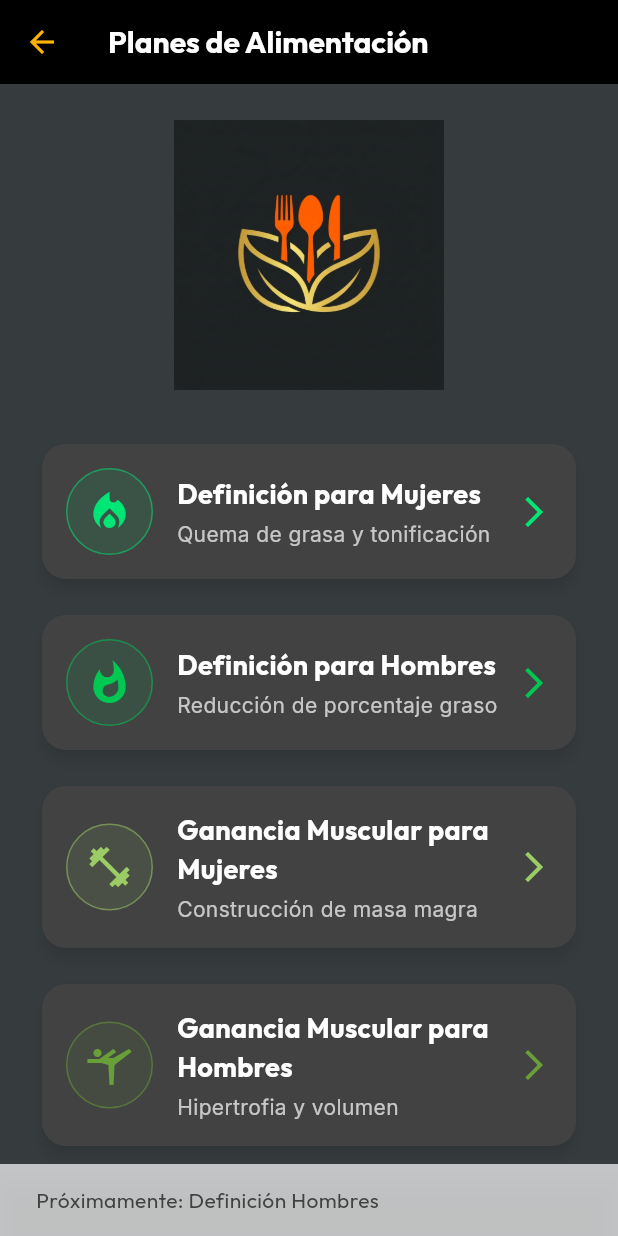
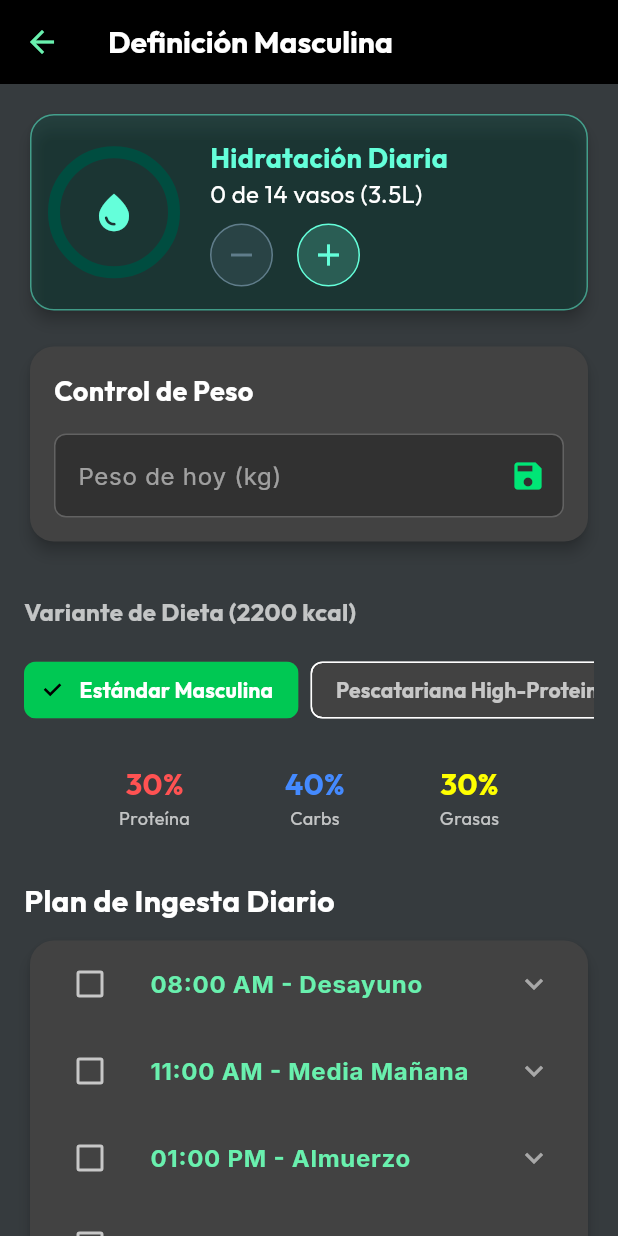
Before and after one commit to GPuebla-1008/PITBULL-GYM, a Flutter app: the DietasRecomendadasPage screen opened directly, after a tap on "Definición para Hombres", on a phone screen of 412 x 824 dp. Run offline on Flutter 3.47's test engine with Material 3 defaults, Android fonts, the phone set to English and light mode, and no system bars; our stand-ins replace cloud_firestore, firebase_auth, firebase_core, google_fonts, shared_preferences, supabase_flutter; missing offline and left inert: dart:js; accounts and stored records are empty.

Commit message:
feat(dietas): implementar modulo de definicion para hombres con persistencia de 14 vasos y hasta 200kg

```diff
--- a/lib/core/models/dieta_model.dart
+++ b/lib/core/models/dieta_model.dart
@@ -159,3 +159,109 @@ final List<DietaModel> dietasDefinicionMujer = [
     ],
   ),
 ];
+
+// Semilla de las 5 variantes para "Definición Hombre" (~2200 kcal, Macros: 30% Prot / 40% Carb / 30% Grasas)
+final List<DietaModel> dietasDefinicionHombre = [
+  DietaModel(
+    id: 'def_hombre_estandar',
+    titulo: 'Estándar Masculina',
+    calorias: 2200,
+    proteinas: '30%',
+    carbohidratos: '40%',
+    grasas: '30%',
+    cronograma: [
+      ComidaCronograma(horario: '08:00 AM', titulo: 'Desayuno', menu: 'Café o Té negro + Huevos enteros revueltos con avena integral y manzana trozada', porciones: '3-4 huevos enteros, 80g avena instantánea, 1 manzana grande'),
+      ComidaCronograma(horario: '11:00 AM', titulo: 'Media Mañana', menu: 'Infusión o agua + Puñado abundante de frutos secos mixtos y fruta cítrica', porciones: '30g nueces/almendras, 1 naranja o 2 mandarinas'),
+      ComidaCronograma(horario: '01:00 PM', titulo: 'Almuerzo', menu: 'Pechuga o carne roja magra a la plancha + Arroz integral + Brócoli abundante', porciones: '200g carne/pollo magro, 80g arroz crudo, 300g brócoli verde'),
+      ComidaCronograma(horario: '05:00 PM', titulo: 'Merienda', menu: 'Mate/Café negro + Yogur natural con semillas y cucharada sopera de nueces trituradas', porciones: '2 potes (250g) yogur descremado, 30g nueces/almendras'),
+      ComidaCronograma(horario: '09:00 PM', titulo: 'Cena', menu: 'Ensalada gigante verde + Atún al natural escurrido, tomates y cucharada alta de aceite de oliva', porciones: '2 latas de atún al agua, col/lechuga libre, 2 tomates, 1 cda sopera aceite oliva'),
+    ],
+    listaCompraMensual: [
+      ProductoCompra(id: 'h_std_1', categoria: 'Proteínas', nombre: 'Carne Magra y Pollo', cantidadMensual: '8 kg combinados'),
+      ProductoCompra(id: 'h_std_2', categoria: 'Proteínas', nombre: 'Maples de Huevos', cantidadMensual: '5 maples (150 u)'),
+      ProductoCompra(id: 'h_std_3', categoria: 'Carbohidratos', nombre: 'Arroz Integral Fino y Avena', cantidadMensual: '3 kg arroz, 2.5 kg avena'),
+      ProductoCompra(id: 'h_std_4', categoria: 'Grasas', nombre: 'Frutos Secos (Nueces/Almendras)', cantidadMensual: '1 kg mixto'),
+    ],
+  ),
+  DietaModel(
+    id: 'def_hombre_pesc',
+    titulo: 'Pescatariana High-Protein',
+    calorias: 2200,
+    proteinas: '30%',
+    carbohidratos: '40%',
+    grasas: '30%',
+    cronograma: [
+      ComidaCronograma(horario: '08:00 AM', titulo: 'Desayuno', menu: 'Infusión + Maxi-Pancakes de avena fina y claras pasteurizadas', porciones: '6 claras y 1 yema o 200ml claras de cartón, 80g avena'),
+      ComidaCronograma(horario: '11:00 AM', titulo: 'Media Mañana', menu: 'Yogur proteico enorme batido con arándanos o frutos rojos congelados', porciones: '250g yogur proteico, 1 taza arándanos'),
+      ComidaCronograma(horario: '01:00 PM', titulo: 'Almuerzo', menu: 'Pescado blanco o Salmón + Quinoa sazonada y vegetales fibrosos', porciones: '250g pescado magro, 80g quinoa cruda, zanahorias/zapallo al vapor'),
+      ComidaCronograma(horario: '05:00 PM', titulo: 'Merienda', menu: 'Infusión + Yogur Skyr o griego mezclado en bowl con mix de semillas molidas', porciones: '2 yogures skyr, 2 cdas rasas de semillas chía/lino'),
+      ComidaCronograma(horario: '09:00 PM', titulo: 'Cena', menu: 'Tacos fríos de Atún natural envueltos en lechuga capuchina o fajita ligera y palta', porciones: '2 latas atún escurrido, 1/2 palta grande, base hojas de lechuga dura'),
+    ],
+    listaCompraMensual: [
+      ProductoCompra(id: 'h_pesc_1', categoria: 'Proteínas', nombre: 'Pescado Blanco Congelado (Merluza/Tilapia/Abadejo)', cantidadMensual: '7 kg al freezer'),
+      ProductoCompra(id: 'h_pesc_2', categoria: 'Proteínas', nombre: 'Claras en envase pasteurizadas', cantidadMensual: '8 litros (Cajas grandes)'),
+      ProductoCompra(id: 'h_pesc_3', categoria: 'Carbohidratos', nombre: 'Quinoa en grano', cantidadMensual: '3 kg en paquete'),
+      ProductoCompra(id: 'h_pesc_4', categoria: 'Grasas', nombre: 'Paltas / Aguacates Extra', cantidadMensual: '15 unidades mensuales'),
+    ],
+  ),
+  DietaModel(
+    id: 'def_hombre_sinlac',
+    titulo: 'Keto-Friendly / Sin Lácteos',
+    calorias: 2200,
+    proteinas: '30%',
+    carbohidratos: '40%',
+    grasas: '30%',
+    cronograma: [
+      ComidaCronograma(horario: '08:00 AM', titulo: 'Desayuno', menu: 'Café o Té + Batido recargado de aislado de proteína, crema de maní y bebida de almendras o vegetal', porciones: '1.5 scoop proteína Isolate o 5 claras, 300ml leche vegetal, 1 pera'),
+      ComidaCronograma(horario: '11:00 AM', titulo: 'Media Mañana', menu: 'Infusión + Puñado rotundo de frutos secos crocantes y tableta profunda chocolate amargo +70%', porciones: '35g mix frutos duros, 20g chocolate vegano amargo estricto'),
+      ComidaCronograma(horario: '01:00 PM', titulo: 'Almuerzo', menu: 'Lomo o solomillo de cerdo a la plancha + Papas al natural reposadas y wok vegetal verde profundo', porciones: '200g solomillo de cerdo desgrasado, 200g papas cúbicas, acelga/espinaca libre'),
+      ComidaCronograma(horario: '05:00 PM', titulo: 'Merienda', menu: 'Café amargo denso + Tofu bloque duro salteado tipo revuelto, apoyado en colchon de galletas de arroz', porciones: '150g tofu tipo feta o bloque firme, 4 o 5 tostadas grandes integrales de arroz'),
+      ComidaCronograma(horario: '09:00 PM', titulo: 'Cena', menu: 'Pollo en tiras rápido crujientes estilo Wok con maní trozado crudo y vegetales colorados marinados en soja light', porciones: '200g pechuga dados, julianas de verduras, 30g polvo de maní crudo denso'),
+    ],
+    listaCompraMensual: [
+      ProductoCompra(id: 'h_slac_1', categoria: 'Lácteos Sustitutos', nombre: 'Bebida de almendras / maní sin azúcar', cantidadMensual: '10 cajas Brik grandes'),
+      ProductoCompra(id: 'h_slac_2', categoria: 'Proteínas', nombre: 'Proteína Polvo Isolate o Claras de Campo', cantidadMensual: '2 tarros 900g o 10 maples'),
+      ProductoCompra(id: 'h_slac_3', categoria: 'Grasas', nombre: 'Mantequilla de Maní Natural %100', cantidadMensual: '2 potes 500g sueltos alacena'),
+      ProductoCompra(id: 'h_slac_4', categoria: 'Carboidratos', nombre: 'Tostadas disco grandes de arroz liso', cantidadMensual: '5 tubos / bolsas largas'),
+    ],
+  ),
+  DietaModel(
+    id: 'def_hombre_eco',
+    titulo: 'Económica y Práctica',
+    calorias: 2200,
+    proteinas: '30%',
+    carbohidratos: '40%',
+    grasas: '30%',
+    cronograma: [
+      ComidaCronograma(horario: '08:00 AM', titulo: 'Desayuno', menu: 'Mate/Té + Bol inmenso tipo mazamorra de avena caliente con rodaja de banana y lácteo', porciones: '80g avena gruesa hidratada, 1 banana mediana, 200ml lácteo o agua.'),
+      ComidaCronograma(horario: '11:00 AM', titulo: 'Media Mañana', menu: 'Infusión o agua + Maní crudo y cítricos fuertes.', porciones: '30g maní crudo soso o tostado, 2 naranjas o mandarinas enteras.'),
+      ComidaCronograma(horario: '01:00 PM', titulo: 'Almuerzo', menu: 'Guiso "Boloñesa Ligera": Aguja picada magra sudada en puré de tomate y fideos largos.', porciones: '200g carne vacuna magra desgrasada, 80g pasta en seco hervida.'),
+      ComidaCronograma(horario: '05:00 PM', titulo: 'Merienda', menu: 'Mate cebado + Huevos duros rendidores y fruta rápida de estación.', porciones: '3 huevos gigantes duros tajeados, 1 cítrico chico.'),
+      ComidaCronograma(horario: '09:00 PM', titulo: 'Cena', menu: 'Muslos o pata de pollo hervidos desgrasados con base profunda de lentejas escurridas.', porciones: '200g carne de ave sin piel, 80g legumbres secas hidratadas al dente.'),
+    ],
+    listaCompraMensual: [
+      ProductoCompra(id: 'h_eco_1', categoria: 'Proteínas Vaca/Ave', nombre: 'Carne de aguja/especial y Cajón patamuslo', cantidadMensual: '5 kg res fina, 8 kg cuartos de pollo'),
+      ProductoCompra(id: 'h_eco_2', categoria: 'Huevos y Fibras', nombre: 'Maples inmensos L y Lentejas', cantidadMensual: '7 maples (210 huevos), 5 kg lentejas'),
+      ProductoCompra(id: 'h_eco_3', categoria: 'Carbohidratos', nombre: 'Fideos simples y Avena granel', cantidadMensual: '5 kg pasta seca, 4 kg avena gruesa'),
+    ],
+  ),
+  DietaModel(
+    id: 'def_hombre_fibra',
+    titulo: 'Alto Rendimiento y Fibras',
+    calorias: 2200,
+    proteinas: '30%',
+    carbohidratos: '40%',
+    grasas: '30%',
+    cronograma: [
+      ComidaCronograma(horario: '08:00 AM', titulo: 'Desayuno', menu: 'Té verde + Pudding Overnight en tupper: chía sumergida, copos de avena y bayas.', porciones: '25g chía viscosa, 60g avena instantánea, 100g bayas congeladas rojas, 150ml bebida/agua.'),
+      ComidaCronograma(horario: '11:00 AM', titulo: 'Media Mañana', menu: 'Bastones de apio o pepino gruesos sumergidos en puré casero de garbanzo (Hummus).', porciones: '2 tazas soperas rebalsantes hortalizas, 3 cdas hondas puré neutro de garbanzo.'),
+      ComidaCronograma(horario: '01:00 PM', titulo: 'Almuerzo', menu: 'Bol inmenso crudo: Garbanzos gruesos pesados unidos con atún y colchón de verduras de hoja verde oscuro.', porciones: '100g garbanzos crudos (estallados rinden mas), 2 latas atún agua, hojas frondosas de col, rúcula o zanahoria.'),
+      ComidaCronograma(horario: '05:00 PM', titulo: 'Merienda', menu: 'Infusión oscura caliente + Pan integral pesado untado de ricota espesa clara y chispas de maravilla blanca.', porciones: '4 rodajas masa madre oscura, 80g ricota untable firme extra magra, lluvia llovizna de girasol pelado puro.'),
+      ComidaCronograma(horario: '09:00 PM', titulo: 'Cena', menu: 'Plancha oscura al rojo vivo secando bife filete magro + cama gigante al ajo vaporizada.', porciones: '200g rojo vacuno puro/pollo pechuguero plano grueso asado al limón sin aceites, colchones grandes verdes atados hervidor de espinaca ajillo sal sutil colador verdes hojas blandísimos digestivas planas pesados blandos al dormir regeneradores musculares fofas sutil purite colchona asadas estomgo panzs.'),
+    ],
+    listaCompraMensual: [
+      ProductoCompra(id: 'h_fib_1', categoria: 'Grasos Densos Semillas Puras', nombre: 'Chía y Girasol pelado', cantidadMensual: '1 kg chia, 1 kg maravilla pelada.'),
+      ProductoCompra(id: 'h_fib_2', categoria: 'Carbohidratos Densos', nombre: 'Garbanzos gruesos y Panes Negros Molde', cantidadMensual: '4 paquetes grandes masa negra de amasar u panaderos asados duros salvados fofos moldes gruesos de la pura bolsa, 3 kg soso de rústico soso rudo ambar garbazal.'),
+    ],
+  ),
+];
--- a/lib/core/services/metrics_provider.dart
+++ b/lib/core/services/metrics_provider.dart
@@ -132,7 +132,7 @@ class MetricsProvider with ChangeNotifier {
   }
 
   Future<void> saveDailyWeight(double weight) async {
-    if (weight < 40 || weight > 150) return; // Validación límite
+    if (weight < 40 || weight > 200) return; // Validación límite para ambos géneros
 
     final user = FirebaseAuth.instance.currentUser;
     if (user == null) return;
--- /dev/null
+++ b/lib/presentation/pages/dieta_hombre_definicion_page.dart
@@ -0,0 +1,319 @@
+import 'package:flutter/material.dart';
+import 'package:provider/provider.dart';
+import 'package:google_fonts/google_fonts.dart';
+import '../../core/theme/app_theme.dart';
+import '../../core/models/dieta_model.dart';
+import '../../core/services/metrics_provider.dart';
+
+class DietaHombreDefinicionPage extends StatefulWidget {
+  const DietaHombreDefinicionPage({super.key});
+
+  @override
+  State<DietaHombreDefinicionPage> createState() => _DietaHombreDefinicionPageState();
+}
+
+class _DietaHombreDefinicionPageState extends State<DietaHombreDefinicionPage> {
+  int _dietaSeleccionada = 0;
+  final TextEditingController _weightController = TextEditingController();
+
+  @override
+  void dispose() {
+    _weightController.dispose();
+    super.dispose();
+  }
+
+  @override
+  Widget build(BuildContext context) {
+    final metrics = context.watch<MetricsProvider>();
+    final dieta = dietasDefinicionHombre[_dietaSeleccionada];
+
+    return Scaffold(
+      backgroundColor: AppTheme.charcoalBackground,
+      appBar: AppBar(
+        title: Text(
+          'Definición Masculina',
+          style: GoogleFonts.outfit(fontWeight: FontWeight.bold, color: Colors.white),
+        ),
+        backgroundColor: AppTheme.deepBlack,
+        iconTheme: const IconThemeData(color: Colors.greenAccent),
+      ),
+      body: SingleChildScrollView(
+        padding: const EdgeInsets.all(16.0),
+        child: Column(
+          crossAxisAlignment: CrossAxisAlignment.stretch,
+          children: [
+            // --- MODULO AGUA (MASCULINO: 14 vasos / 3.5L) ---
+            _buildWaterModule(metrics),
+            const SizedBox(height: 16),
+
+            // --- MODULO PESO ---
+            _buildWeightModule(metrics),
+            const SizedBox(height: 32),
+
+            // --- SELECTOR DE DIETAS ---
+            Text('Variante de Dieta (2200 kcal)', style: GoogleFonts.outfit(color: Colors.white70, fontSize: 16, fontWeight: FontWeight.bold)),
+            const SizedBox(height: 16),
+            SingleChildScrollView(
+              scrollDirection: Axis.horizontal,
+              child: Row(
+                children: List.generate(dietasDefinicionHombre.length, (index) {
+                  final d = dietasDefinicionHombre[index];
+                  final isSelected = _dietaSeleccionada == index;
+                  return Padding(
+                    padding: const EdgeInsets.only(right: 8.0),
+                    child: ChoiceChip(
+                      label: Text(d.titulo),
+                      selected: isSelected,
+                      onSelected: (selected) {
+                        if (selected) setState(() => _dietaSeleccionada = index);
+                      },
+                      selectedColor: Colors.greenAccent.shade700,
+                      backgroundColor: AppTheme.warmGrey,
+                      labelStyle: TextStyle(color: isSelected ? Colors.white : Colors.white70, fontWeight: FontWeight.bold),
+                    ),
+                  );
+                }),
+              ),
+            ),
+            const SizedBox(height: 24),
+
+            // --- MACROS ---
+            Row(
+              mainAxisAlignment: MainAxisAlignment.spaceEvenly,
+              children: [
+                _buildMacroStat('Proteína', dieta.proteinas, Colors.redAccent),
+                _buildMacroStat('Carbs', dieta.carbohidratos, Colors.blueAccent),
+                _buildMacroStat('Grasas', dieta.grasas, Colors.yellowAccent),
+              ],
+            ),
+            const SizedBox(height: 32),
+
+            // --- CRONOGRAMA ACORDEON CON CHECKBOX ---
+            Text('Plan de Ingesta Diario', style: GoogleFonts.outfit(color: Colors.white, fontSize: 20, fontWeight: FontWeight.bold)),
+            const SizedBox(height: 8),
+            Card(
+              color: AppTheme.warmGrey,
+              shape: RoundedRectangleBorder(borderRadius: BorderRadius.circular(16)),
+              child: ClipRRect(
+                borderRadius: BorderRadius.circular(16),
+                child: Column(
+                  children: dieta.cronograma.map((comida) {
+                    final isChecked = metrics.isMealChecked(dieta.id, comida.horario);
+                    return ExpansionTile(
+                      leading: Checkbox(
+                        value: isChecked,
+                        activeColor: Colors.greenAccent.shade700,
+                        checkColor: Colors.white,
+                        onChanged: (val) => metrics.toggleMealCheck(dieta.id, comida.horario),
+                      ),
+                      title: Text(
+                        '${comida.horario} - ${comida.titulo}',
+                        style: TextStyle(
+                          color: isChecked ? Colors.white54 : Colors.greenAccent,
+                          fontWeight: FontWeight.bold,
+                          decoration: isChecked ? TextDecoration.lineThrough : null,
+                        ),
+                      ),
+                      iconColor: Colors.greenAccent,
+                      collapsedIconColor: Colors.white54,
+                      childrenPadding: const EdgeInsets.fromLTRB(16, 0, 16, 16),
+                      expandedAlignment: Alignment.centerLeft,
+                      children: [
+                        Text('Menú:', style: TextStyle(color: Colors.white70, fontWeight: FontWeight.bold, fontSize: 13)),
+                        const SizedBox(height: 4),
+                        Text(comida.menu, style: const TextStyle(color: Colors.white, fontSize: 15)),
+                        const SizedBox(height: 12),
+                        Text('Porción exacta (Macros Elevados):', style: TextStyle(color: Colors.white70, fontWeight: FontWeight.bold, fontSize: 13)),
+                        const SizedBox(height: 4),
+                        Text(comida.porciones, style: const TextStyle(color: Colors.white, fontSize: 15)),
+                      ],
+                    );
+                  }).toList(),
+                ),
+              ),
+            ),
+            const SizedBox(height: 32),
+
+            // --- LISTA DE COMPRA ---
+            Text('Mercado (Dosis Hombres)', style: GoogleFonts.outfit(color: Colors.white, fontSize: 20, fontWeight: FontWeight.bold)),
+            const SizedBox(height: 8),
+            Card(
+              color: AppTheme.warmGrey,
+              shape: RoundedRectangleBorder(borderRadius: BorderRadius.circular(16)),
+              child: Column(
+                children: dieta.listaCompraMensual.map((prod) {
+                  return CheckboxListTile(
+                    value: metrics.isProductChecked(prod.id),
+                    activeColor: Colors.greenAccent.shade700,
+                    checkColor: Colors.white,
+                    title: Text(prod.nombre, style: TextStyle(color: metrics.isProductChecked(prod.id) ? Colors.white54 : Colors.white, decoration: metrics.isProductChecked(prod.id) ? TextDecoration.lineThrough : null)),
+                    subtitle: Text('${prod.categoria} • ${prod.cantidadMensual}', style: const TextStyle(color: Colors.white54, fontSize: 12)),
+                    onChanged: (val) => metrics.toggleProductCheck(prod.id),
+                  );
+                }).toList(),
+              ),
+            ),
+            const SizedBox(height: 40),
+          ],
+        ),
+      ),
+    );
+  }
+
+  Widget _buildMacroStat(String label, String value, Color clr) {
+    return Column(
+      children: [
+        Text(value, style: GoogleFonts.outfit(color: clr, fontSize: 20, fontWeight: FontWeight.bold)),
+        Text(label, style: const TextStyle(color: Colors.white70, fontSize: 12)),
+      ],
+    );
+  }
+
+  Widget _buildWaterModule(MetricsProvider metrics) {
+    const meta = 14; // 14 vasos (3.5 L aprox para hombres)
+    final objAlcanzado = metrics.waterGlasses >= meta;
+
+    return Card(
+      color: Colors.teal.shade900.withOpacity(0.3),
+      shape: RoundedRectangleBorder(side: BorderSide(color: Colors.tealAccent.withOpacity(0.5)), borderRadius: BorderRadius.circular(16)),
+      child: Padding(
+        padding: const EdgeInsets.all(16.0),
+        child: Row(
+          children: [
+            Stack(
+              alignment: Alignment.center,
+              children: [
+                SizedBox(
+                  width: 80,
+                  height: 80,
+                  child: CircularProgressIndicator(
+                    value: metrics.waterGlasses / meta,
+                    strokeWidth: 8,
+                    backgroundColor: Colors.teal.shade900,
+                    color: Colors.tealAccent,
+                  ),
+                ),
+                Icon(objAlcanzado ? Icons.verified : Icons.water_drop, color: Colors.tealAccent, size: 30),
+              ],
+            ),
+            const SizedBox(width: 24),
+            Expanded(
+              child: Column(
+                crossAxisAlignment: CrossAxisAlignment.start,
+                children: [
+                  Text('Hidratación Diaria', style: GoogleFonts.outfit(color: Colors.tealAccent, fontWeight: FontWeight.bold, fontSize: 18)),
+                  Text('${metrics.waterGlasses} de $meta vasos (3.5L)', style: const TextStyle(color: Colors.white, fontSize: 16)),
+                  const SizedBox(height: 8),
+                  Row(
+                    children: [
+                      _roundedBtn(Icons.remove, () => metrics.removeWaterGlass(), Colors.blueGrey),
+                      const SizedBox(width: 16),
+                      _roundedBtn(Icons.add, () => metrics.addWaterGlass(), Colors.tealAccent),
+                    ],
+                  ),
+                ],
+              ),
+            ),
+          ],
+        ),
+      ),
+    );
+  }
+
+  Widget _buildWeightModule(MetricsProvider metrics) {
+    final curWeight = metrics.currentWeight;
+    final lstWeight = metrics.lastWeight;
+
+    String deltaTxt = '';
+    Color deltaClr = Colors.white54;
+    IconData deltaIco = Icons.horizontal_rule;
+
+    if (curWeight != null && lstWeight != null) {
+      final diff = curWeight - lstWeight;
+      if (diff > 0) {
+        deltaTxt = '+${diff.toStringAsFixed(1)} kg';
+        deltaClr = Colors.redAccent;
+        deltaIco = Icons.trending_up;
+      } else if (diff < 0) {
+        deltaTxt = '${diff.toStringAsFixed(1)} kg';
+        deltaClr = Colors.greenAccent;
+        deltaIco = Icons.trending_down;
+      } else {
+        deltaTxt = 'Mantenido';
+        deltaClr = Colors.blueGrey;
+      }
+    }
+
+    return Card(
+      color: AppTheme.warmGrey,
+      shape: RoundedRectangleBorder(borderRadius: BorderRadius.circular(16)),
+      child: Padding(
+        padding: const EdgeInsets.all(16.0),
+        child: Column(
+          crossAxisAlignment: CrossAxisAlignment.start,
+          children: [
+            Text('Control de Peso', style: GoogleFonts.outfit(color: Colors.white, fontWeight: FontWeight.bold, fontSize: 18)),
+            const SizedBox(height: 16),
+            Row(
+              children: [
+                Expanded(
+                  child: TextField(
+                    controller: _weightController,
+                    keyboardType: const TextInputType.numberWithOptions(decimal: true),
+                    style: const TextStyle(color: Colors.white),
+                    decoration: InputDecoration(
+                      labelText: 'Peso de hoy (kg)',
+                      labelStyle: const TextStyle(color: Colors.white54),
+                      enabledBorder: OutlineInputBorder(borderSide: const BorderSide(color: Colors.white24), borderRadius: BorderRadius.circular(8)),
+                      focusedBorder: OutlineInputBorder(borderSide: BorderSide(color: Colors.greenAccent.shade400), borderRadius: BorderRadius.circular(8)),
+                      suffixIcon: IconButton(
+                        icon: Icon(Icons.save, color: Colors.greenAccent.shade400),
+                        onPressed: () {
+                          final p = double.tryParse(_weightController.text.replaceAll(',', '.'));
+                          if (p != null) {
+                            metrics.saveDailyWeight(p);
+                            _weightController.clear();
+                            FocusScope.of(context).unfocus();
+                          }
+                        },
+                      ),
+                    ),
+                  ),
+                ),
+                if (curWeight != null) ...[
+                  const SizedBox(width: 24),
+                  Column(
+                    crossAxisAlignment: CrossAxisAlignment.end,
+                    children: [
+                      Text('${curWeight.toStringAsFixed(1)} kg', style: GoogleFonts.outfit(color: Colors.white, fontSize: 24, fontWeight: FontWeight.bold)),
+                      if (curWeight != lstWeight)
+                        Row(
+                          children: [
+                            Icon(deltaIco, color: deltaClr, size: 16),
+                            const SizedBox(width: 4),
+                            Text(deltaTxt, style: TextStyle(color: deltaClr, fontWeight: FontWeight.bold)),
+                          ],
+                        )
+                    ],
+                  ),
+                ]
+              ],
+            ),
+          ],
+        ),
+      ),
+    );
+  }
+
+  Widget _roundedBtn(IconData ico, VoidCallback onTap, Color bg) {
+    return InkWell(
+      onTap: onTap,
+      borderRadius: BorderRadius.circular(20),
+      child: Container(
+        padding: const EdgeInsets.all(8),
+        decoration: BoxDecoration(shape: BoxShape.circle, color: bg.withOpacity(0.2), border: Border.all(color: bg)),
+        child: Icon(ico, color: bg, size: 24),
+      ),
+    );
+  }
+}
--- a/lib/presentation/pages/dietas_page.dart
+++ b/lib/presentation/pages/dietas_page.dart
@@ -2,6 +2,7 @@ import 'package:flutter/material.dart';
 import 'package:google_fonts/google_fonts.dart';
 import '../../core/theme/app_theme.dart';
 import 'dieta_mujer_definicion_page.dart';
+import 'dieta_hombre_definicion_page.dart';
 
 class DietasRecomendadasPage extends StatelessWidget {
   const DietasRecomendadasPage({super.key});
@@ -51,9 +52,7 @@ class DietasRecomendadasPage extends StatelessWidget {
               icon: Icons.whatshot,
               color: Colors.greenAccent.shade700,
               onTap: () {
-                ScaffoldMessenger.of(context).showSnackBar(
-                  const SnackBar(content: Text('Próximamente: Definición Hombres')),
-                );
+                Navigator.push(context, MaterialPageRoute(builder: (_) => const DietaHombreDefinicionPage()));
               },
             ),
             const SizedBox(height: 16),
```
